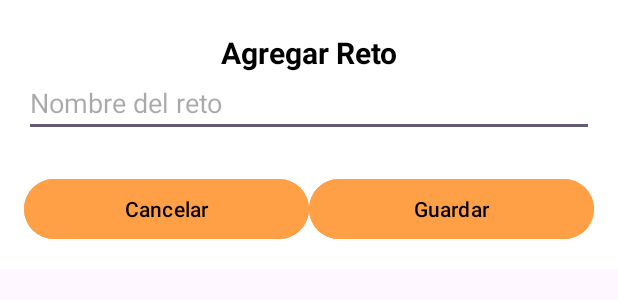
After one commit to Som1326/Equipo6_Miniproyecto_I, an Android app: the layout dialog_custom.xml on its own in the app's theme, with its tools: preview values and no code run, on a phone screen of 412 x 824 dp. The commit adds this screen. Shown: the top 300 px of the screen. Run offline under Robolectric (Android 15) with nearby library versions, the phone set to English and light mode, and no system bars.

Commit message:
feat: add custom dialog to add challenge

```diff
--- /dev/null
+++ b/app/src/main/res/drawable/icon_add.xml
@@ -0,0 +1,5 @@
+<vector android:height="24dp" android:tint="#000000"
+    android:viewportHeight="24" android:viewportWidth="24"
+    android:width="24dp" xmlns:android="http://schemas.android.com/apk/res/android">
+    <path android:fillColor="@android:color/white" android:pathData="M19,13h-6v6h-2v-6H5v-2h6V5h2v6h6v2z"/>
+</vector>
--- /dev/null
+++ b/app/src/main/res/layout/dialog_custom.xml
@@ -0,0 +1,74 @@
+<?xml version="1.0" encoding="utf-8"?>
+<layout
+    xmlns:tools="http://schemas.android.com/tools"
+    xmlns:android="http://schemas.android.com/apk/res/android"
+    xmlns:app="http://schemas.android.com/apk/res-auto">
+
+    <androidx.constraintlayout.widget.ConstraintLayout
+        android:layout_width="match_parent"
+        android:layout_height="wrap_content"
+        android:padding="16dp"
+        android:background="@color/white">
+
+        <!-- Título del diálogo -->
+        <TextView
+            android:id="@+id/dialog_title"
+            android:layout_width="0dp"
+            android:layout_height="wrap_content"
+            android:text="Agregar Reto"
+            android:textStyle="bold"
+            android:textSize="20sp"
+            android:textColor="@color/black"
+            android:gravity="center"
+            app:layout_constraintTop_toTopOf="parent"
+            app:layout_constraintStart_toStartOf="parent"
+            app:layout_constraintEnd_toEndOf="parent"
+            android:layout_marginTop="5dp"
+            android:layout_marginBottom="20dp" />
+
+        <EditText
+            android:id="@+id/et_challenge_name"
+            android:layout_width="0dp"
+            android:layout_height="wrap_content"
+            android:hint="Nombre del reto"
+            android:inputType="text"
+            app:layout_constraintTop_toTopOf="parent"
+            app:layout_constraintStart_toStartOf="parent"
+            app:layout_constraintEnd_toEndOf="parent"
+            android:layout_marginTop="30dp"
+            android:layout_marginBottom="16dp"
+            app:layout_constraintBottom_toTopOf="@+id/button_container" />
+
+        <!-- Contenedor para los botones -->
+        <LinearLayout
+            android:id="@+id/button_container"
+            android:layout_width="0dp"
+            android:layout_height="wrap_content"
+            android:orientation="horizontal"
+            android:layout_marginTop="8dp"
+            app:layout_constraintTop_toBottomOf="@id/et_challenge_name"
+            app:layout_constraintStart_toStartOf="parent"
+            app:layout_constraintEnd_toEndOf="parent"
+            app:layout_constraintBottom_toBottomOf="parent">
+
+            <Button
+                android:id="@+id/btn_cancel"
+                android:layout_width="0dp"
+                android:layout_height="wrap_content"
+                android:layout_weight="1"
+                android:text="Cancelar"
+                android:textColor="@color/black"
+                android:backgroundTint="@color/orange_mid" />
+
+            <Button
+                android:id="@+id/btn_save"
+                android:layout_width="0dp"
+                android:layout_height="wrap_content"
+                android:layout_weight="1"
+                android:text="Guardar"
+                android:textColor="@color/black"
+                android:backgroundTint="@color/orange_mid"/>
+        </LinearLayout>
+
+    </androidx.constraintlayout.widget.ConstraintLayout>
+</layout>
--- a/app/src/main/res/values/colors.xml
+++ b/app/src/main/res/values/colors.xml
@@ -7,4 +7,5 @@
     <color name="orange_mid">#FFA046</color>
     <color name="orange_ext">#FFCB9A</color>
     <color name="color_tittle">#F1380B</color>
+    <color name="grey">#414141</color>
 </resources>
--- a/app/src/main/res/values/strings.xml
+++ b/app/src/main/res/values/strings.xml
@@ -5,4 +5,5 @@
     <string name="contador">3</string>
     <string name="presioname">PRESIÓNAME</string>
     <string name="maintittle">Pico botella</string>
+    <string name="challenge">Retos</string>
 </resources>
```
Also changed, not shown: app/src/main/java/com/example/miniproyectoi/view/fragment/ChallengeFragment.kt (+84 -2 lines), app/src/main/res/layout/fragment_challenge.xml (+34 -8 lines), app/src/main/java/com/example/miniproyectoi/model/test.txt (added).
